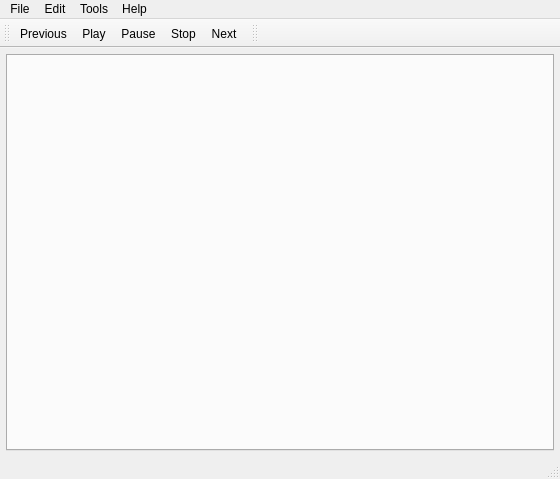
djdron/qmmp, file qmmp-plugin-pack/src/Ui/simple/forms/mainwindow.ui: the form before one commit.
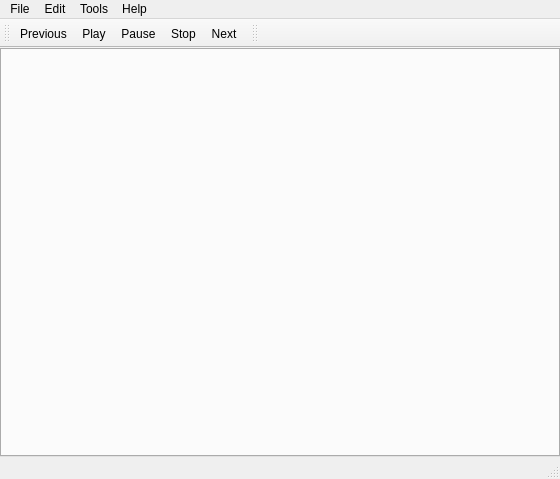
The form after the commit. Icons and pictures are not drawn.

The edit to the form file:
```diff
--- a/qmmp-plugin-pack/src/Ui/simple/forms/mainwindow.ui
+++ b/qmmp-plugin-pack/src/Ui/simple/forms/mainwindow.ui
@@ -16,12 +16,12 @@
   <widget class="QWidget" name="centralwidget">
    <layout class="QVBoxLayout" name="verticalLayout">
     <property name="margin">
-     <number>6</number>
+     <number>0</number>
     </property>
     <item>
      <widget class="QTabWidget" name="tabWidget">
       <property name="tabShape">
-       <enum>QTabWidget::Rounded</enum>
+       <enum>QTabWidget::Triangular</enum>
       </property>
       <property name="currentIndex">
        <number>-1</number>
```
Left out of the diff: 10 changed lines with no effect on the pictures.
